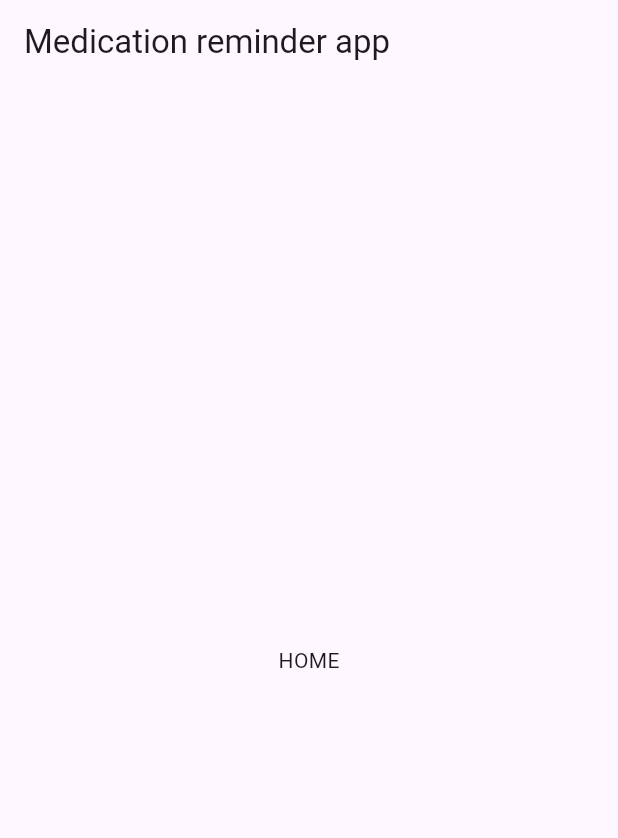
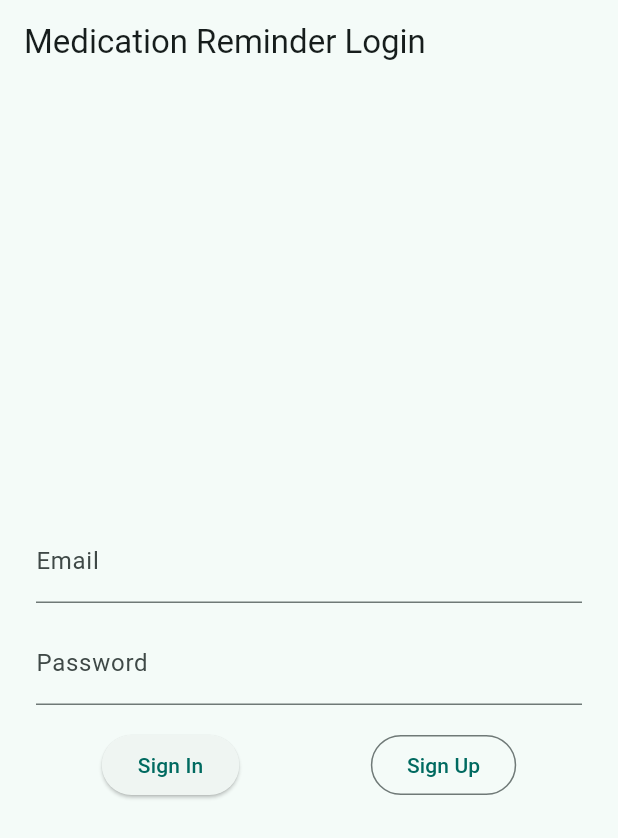
Before and after one commit to tekle-eyesus/RemeDi, a Flutter app: the screen it shows after launch, on a phone screen of 412 x 824 dp. Shown: the top 838 px of the screen. Run offline on Flutter 3.47's test engine with Material 3 defaults, Android fonts, the phone set to English and light mode, and no system bars; our stand-ins replace flutter_dotenv, flutter_riverpod, supabase_flutter; accounts and stored records are empty.

Commit message:
Add authentication and medication management features
- Implemented login and signup functionality in LoginScreen.
- Created MedicationRepository for fetching medications from Supabase.
- Added DashboardScreen to display user's medications.
- Integrated Riverpod for state management.
- Updated pubspec.yaml with necessary dependencies.
- Configured environment variables using dotenv.
- Registered plugins for app links and URL launcher on multiple platforms.

```diff
--- /dev/null
+++ b/lib/features/auth/presentation/login_screen.dart
@@ -0,0 +1,86 @@
+import 'package:flutter/material.dart';
+import 'package:supabase_flutter/supabase_flutter.dart';
+
+class LoginScreen extends StatefulWidget {
+  const LoginScreen({super.key});
+
+  @override
+  State<LoginScreen> createState() => _LoginScreenState();
+}
+
+class _LoginScreenState extends State<LoginScreen> {
+  final _emailController = TextEditingController();
+  final _passwordController = TextEditingController();
+  bool _loading = false;
+  String? _error;
+
+  Future<void> _signIn() async {
+    setState(() => _loading = true);
+    try {
+      await Supabase.instance.client.auth.signInWithPassword(
+        email: _emailController.text,
+        password: _passwordController.text,
+      );
+    } on AuthException catch (e) {
+      setState(() => _error = e.message);
+    } finally {
+      setState(() => _loading = false);
+    }
+  }
+
+  Future<void> _signUp() async {
+    setState(() => _loading = true);
+    try {
+      await Supabase.instance.client.auth.signUp(
+        email: _emailController.text,
+        password: _passwordController.text,
+      );
+    } on AuthException catch (e) {
+      setState(() => _error = e.message);
+    } finally {
+      setState(() => _loading = false);
+    }
+  }
+
+  @override
+  Widget build(BuildContext context) {
+    return Scaffold(
+      appBar: AppBar(title: const Text('Medication Reminder Login')),
+      body: Padding(
+        padding: const EdgeInsets.all(24.0),
+        child: Column(
+          mainAxisAlignment: MainAxisAlignment.center,
+          children: [
+            TextField(
+                controller: _emailController,
+                decoration: const InputDecoration(labelText: "Email")),
+            const SizedBox(height: 12),
+            TextField(
+              controller: _passwordController,
+              decoration: const InputDecoration(labelText: "Password"),
+              obscureText: true,
+            ),
+            if (_error != null)
+              Padding(
+                padding: const EdgeInsets.all(8.0),
+                child: Text(_error!, style: const TextStyle(color: Colors.red)),
+              ),
+            const SizedBox(height: 16),
+            if (_loading)
+              const CircularProgressIndicator()
+            else
+              Row(
+                mainAxisAlignment: MainAxisAlignment.spaceAround,
+                children: [
+                  ElevatedButton(
+                      onPressed: _signIn, child: const Text('Sign In')),
+                  OutlinedButton(
+                      onPressed: _signUp, child: const Text('Sign Up')),
+                ],
+              ),
+          ],
+        ),
+      ),
+    );
+  }
+}
--- a/lib/main.dart
+++ b/lib/main.dart
@@ -1,7 +1,20 @@
 import 'package:flutter/material.dart';
+import 'package:flutter_dotenv/flutter_dotenv.dart';
+import 'package:medication_reminder/features/dashboard/presentation/dashboard_screen.dart';
+import 'package:supabase_flutter/supabase_flutter.dart';
+import 'features/auth/presentation/login_screen.dart';
+import 'package:flutter_riverpod/flutter_riverpod.dart';
 
-void main() {
-  runApp(const MyApp());
+Future<void> main() async {
+  WidgetsFlutterBinding.ensureInitialized();
+  await dotenv.load(fileName: ".env");
+
+  await Supabase.initialize(
+    url: dotenv.env['SUPABASE_URL']!,
+    anonKey: dotenv.env['SUPABASE_ANON_KEY']!,
+  );
+
+  runApp(const ProviderScope(child: MyApp()));
 }
 
 class MyApp extends StatelessWidget {
@@ -10,18 +23,26 @@ class MyApp extends StatelessWidget {
   @override
   Widget build(BuildContext context) {
     return MaterialApp(
-        title: 'Flutter Demo',
-        theme: ThemeData(
-          colorScheme: ColorScheme.fromSeed(seedColor: Colors.deepPurple),
-          useMaterial3: true,
-        ),
-        home: Scaffold(
-          appBar: AppBar(
-            title: Text("Medication reminder app"),
-          ),
-          body: Center(
-            child: Text("HOME"),
-          ),
-        ));
+      title: 'Medication Reminder',
+      theme: ThemeData(
+        colorScheme: ColorScheme.fromSeed(seedColor: Colors.teal),
+        useMaterial3: true,
+      ),
+      home: const AuthGate(),
+    );
   }
 }
+
+class AuthGate extends ConsumerWidget {
+  const AuthGate({super.key});
+
+  @override
+  Widget build(BuildContext context, WidgetRef ref) {
+    final session = Supabase.instance.client.auth.currentSession;
+    if (session != null) {
+      return const DashboardScreen();
+    } else {
+      return const LoginScreen();
+    }
+  }
+}
```
Also changed, not shown: lib/features/dashboard/data/medication_repository.dart (added, +16 -0 lines), lib/features/dashboard/logic/dashboard_controller.dart (added, +10 -0 lines), lib/features/dashboard/presentation/dashboard_screen.dart (added, +64 -0 lines), pubspec.yaml (+8 -1 lines), pubspec.lock, 6 other files.
